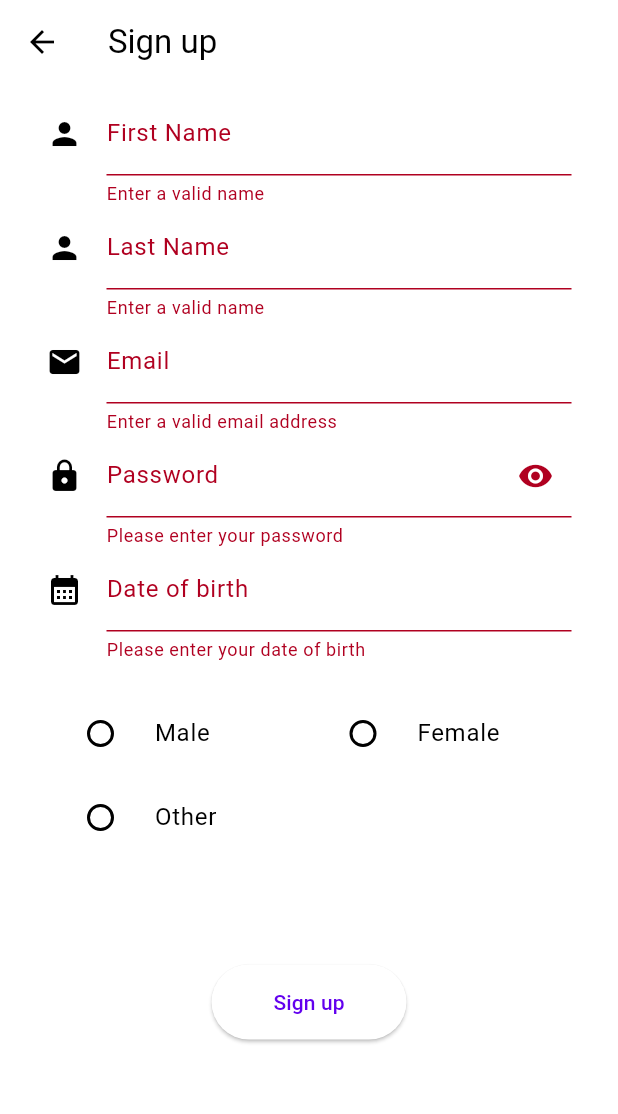
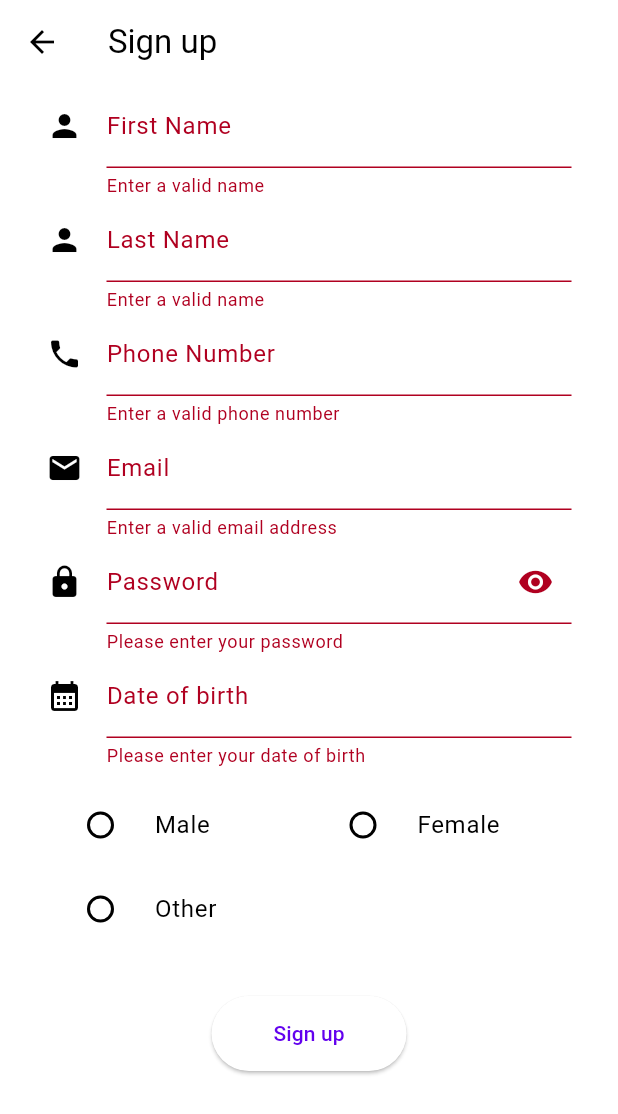
Before and after one commit to saadbadreddine/sefactory-fsw-final-project, a Flutter app: the Register screen opened directly, after a tap on "Sign up", on a phone screen of 412 x 824 dp. Shown: the top 1114 px of the screen. Run offline on Flutter 3.47's test engine with Material 2 defaults, Android fonts, the phone set to English and light mode, and no system bars; drawn by our look-alikes of dynamic_color; our stand-ins replace cloud_firestore, firebase_auth, firebase_core, firebase_messaging, firebase_storage, flutter_svg and 3 more; accounts and stored records are empty; network calls fail; statements that could not run were skipped; project files that could hold a hidden picture were left out.

Commit message:
Added phone number textfield input and fixed trailing spaces when autocoompleting email

```diff
--- a/frontend/lib/page/register_page.dart
+++ b/frontend/lib/page/register_page.dart
@@ -1,4 +1,5 @@
 import 'package:flutter/material.dart';
+import 'package:flutter/services.dart';
 import 'package:intl/intl.dart';
 
 import '../api/auth_service.dart';
@@ -44,7 +45,8 @@ class RegisterState extends State<Register> {
         firstName: '',
         lastName: '',
         dob: '',
-        gender: '');
+        gender: '',
+        phoneNumber: '');
     _isObscure = true;
   }
 
@@ -116,6 +118,31 @@ class RegisterState extends State<Register> {
                             },
                           ),
                           TextFormField(
+                            decoration: const InputDecoration(
+                              icon: Icon(Icons.phone),
+                              labelText: 'Phone Number',
+                            ),
+                            keyboardType: TextInputType.phone,
+                            onSaved: (input) =>
+                                registerRequest.phoneNumber = input!,
+                            autovalidateMode:
+                                AutovalidateMode.onUserInteraction,
+                            validator: (value) {
+                              String pattern = r'(^(?:[+0]9)?[0-9]{10,12}$)';
+                              RegExp regex = RegExp(pattern);
+                              if (value == null ||
+                                  value.isEmpty ||
+                                  !regex.hasMatch(value)) {
+                                return 'Enter a valid phone number';
+                              } else {
+                                return null;
+                              }
+                            },
+                          ),
+                          TextFormField(
+                            inputFormatters: [
+                              FilteringTextInputFormatter.deny(RegExp('[ ]')),
+                            ],
                             decoration: const InputDecoration(
                               icon: Icon(Icons.email),
                               labelText: 'Email',
@@ -202,7 +229,7 @@ class RegisterState extends State<Register> {
                                 icon: Icon(Icons.calendar_month)),
                             maxLines: 1,
                           ),
-                          const SizedBox(height: 20),
+                          const SizedBox(height: 10),
                           Row(
                             children: <Widget>[
                               Expanded(
@@ -242,7 +269,7 @@ class RegisterState extends State<Register> {
                             ],
                           ),
                           Padding(
-                            padding: const EdgeInsets.symmetric(vertical: 70.0),
+                            padding: const EdgeInsets.fromLTRB(0, 30, 0, 70),
                             child: SizedBox(
                               width: 130,
                               height: 50,
```
